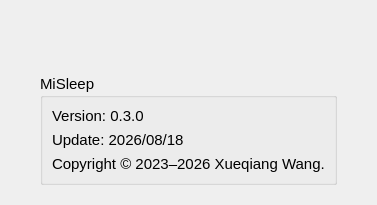
Qt form src/misleep/gui/uis/about.ui (BryanWang0702/MiSleep) before a commit.
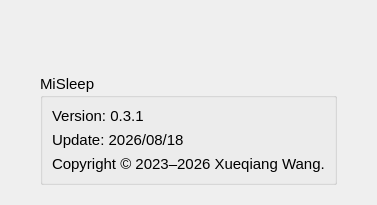
The same form after that commit. Icons and pictures are not drawn.

Diff of the .ui file:
```diff
--- a/src/misleep/gui/uis/about.ui
+++ b/src/misleep/gui/uis/about.ui
@@ -58,7 +58,7 @@
       <item>
        <widget class="QLabel" name="VersionLabel">
         <property name="text">
-         <string>Version: 0.3.0</string>
+         <string>Version: 0.3.1</string>
         </property>
        </widget>
       </item>
```
